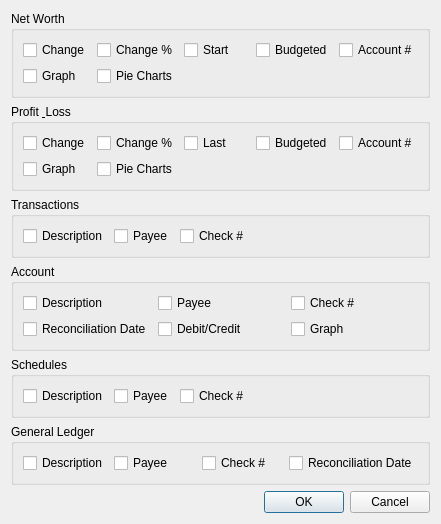
The window that qt/ui/view_options_dialog.ui (Mouchnino/moneyguru) describes before a commit, drawn with Qt 5.
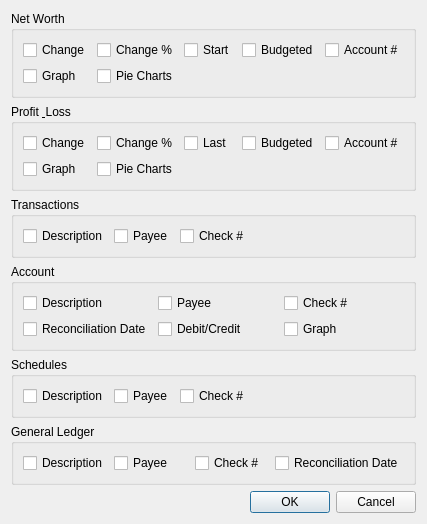
The same window after the commit.

Commit message: Adjusted View options dialog under Qt.

Diff of the .ui file:
```diff
--- a/qt/ui/view_options_dialog.ui
+++ b/qt/ui/view_options_dialog.ui
@@ -6,8 +6,8 @@
    <rect>
     <x>0</x>
     <y>0</y>
-    <width>441</width>
-    <height>504</height>
+    <width>385</width>
+    <height>452</height>
    </rect>
   </property>
   <property name="windowTitle">
```
